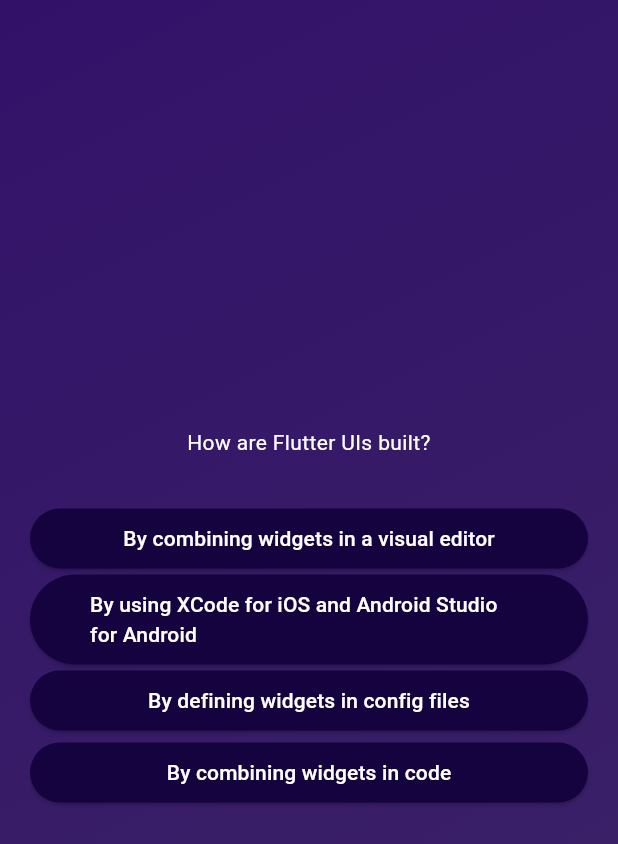
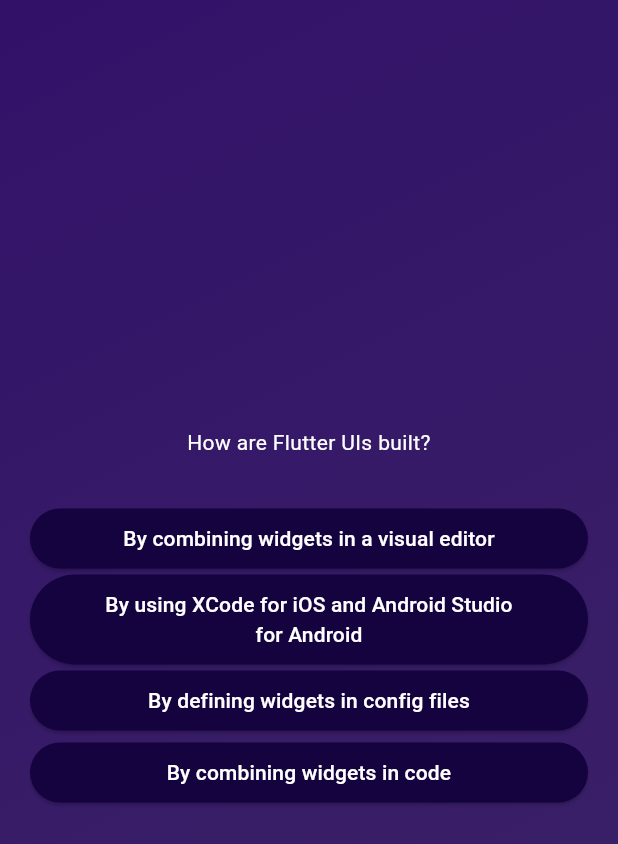
Before and after one commit to far1h/quiz_app, a Flutter app: the screen it shows after launch, after a tap on "Start Quiz", after a tap on "Components", on a phone screen of 412 x 824 dp. Shown: the top 844 px of the screen. Run offline on Flutter 3.47's test engine with Material 3 defaults, Android fonts, the phone set to English and light mode, and no system bars.

Commit message:
Add Button Styling

```diff
--- a/lib/answer_button.dart
+++ b/lib/answer_button.dart
@@ -15,12 +15,15 @@ class AnswerButton extends StatelessWidget {
     return ElevatedButton(
       onPressed: onTap,
       style: ElevatedButton.styleFrom(
-        padding: const EdgeInsets.symmetric(vertical: 10,horizontal: 40),
-        backgroundColor: const Color.fromARGB(255, 21, 3, 63),
-        foregroundColor: Colors.white,
-        shape: RoundedRectangleBorder(borderRadius: BorderRadius.circular(40))
+          padding: const EdgeInsets.symmetric(vertical: 10, horizontal: 40),
+          backgroundColor: const Color.fromARGB(255, 21, 3, 63),
+          foregroundColor: Colors.white,
+          shape:
+              RoundedRectangleBorder(borderRadius: BorderRadius.circular(40))),
+      child: Text(
+        answerText,
+        textAlign: TextAlign.center,
       ),
-      child: Text(answerText),
     );
   }
 }
```
